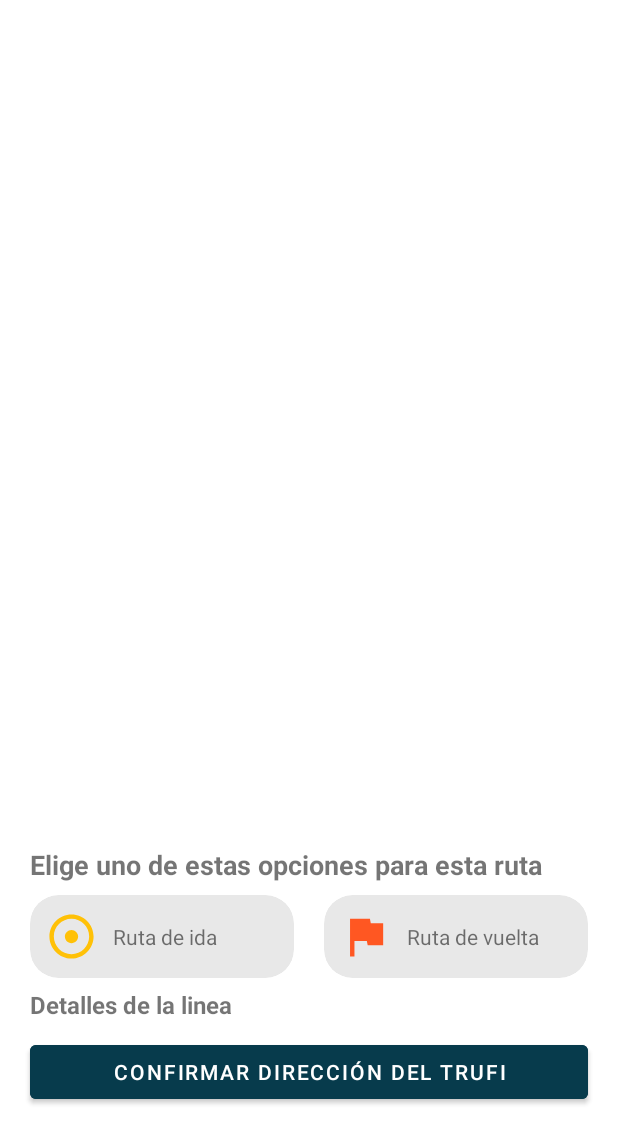
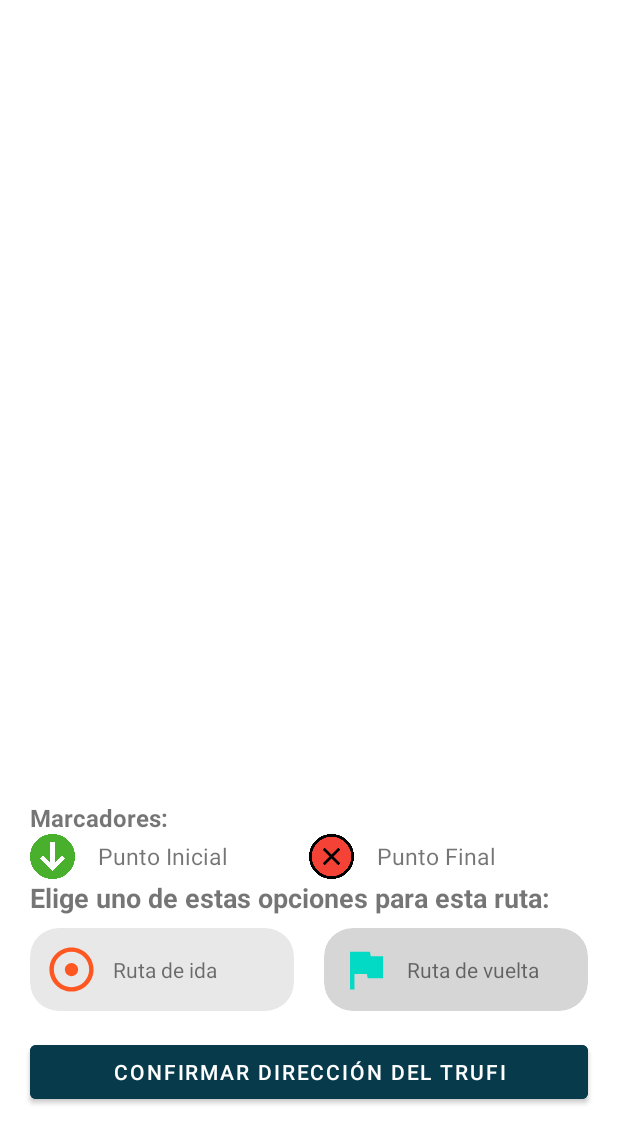
Before and after one commit to alfredoT7/RutaXpress-FE, an Android app: the ViewRoutesActivity screen opened directly, with no data from a screen before it, after a tap on "Ruta de vuelta", on a phone screen of 412 x 824 dp, the part 113-1236 px from its top. Run offline under Robolectric (Android 15) with nearby library versions, the phone set to English and light mode, and no system bars; 1 other tap on this screen came first.

Commit message:
feat-Se termino la interfaz para ver la opcion de seleccionar una de las rutas del trufi

```diff
--- a/app/src/main/java/com/softcraft/rutaxpressapp/LoginActivity.kt
+++ b/app/src/main/java/com/softcraft/rutaxpressapp/LoginActivity.kt
@@ -36,17 +36,16 @@ class LoginActivity : AppCompatActivity() {
 
     private fun initListeners() {
         btnLogin.setOnClickListener {
-            //para entrar directo sin meter credenciales manosss
-            val intent = Intent(this, InitialMapActivity::class.java)
-            startActivity(intent)
-//            val email = etUsername.text.toString()
-//            val password = etPassword.text.toString()
-//
-//            if (email.isNotEmpty() && password.isNotEmpty()) {
-//                loginUserWithFirebase(email, password)
-//            } else {
-//                Toast.makeText(this, "Por favor ingrese todos los campos", Toast.LENGTH_SHORT).show()
-//            }
+            //val intent = Intent(this, InitialMapActivity::class.java)
+            //startActivity(intent)
+            val email = etUsername.text.toString()
+            val password = etPassword.text.toString()
+
+            if (email.isNotEmpty() && password.isNotEmpty()) {
+                loginUserWithFirebase(email, password)
+            } else {
+                Toast.makeText(this, "Por favor ingrese todos los campos", Toast.LENGTH_SHORT).show()
+            }
         }
     }
 
--- a/app/src/main/java/com/softcraft/rutaxpressapp/ViewRoutesActivity.kt
+++ b/app/src/main/java/com/softcraft/rutaxpressapp/ViewRoutesActivity.kt
@@ -86,7 +86,7 @@ class ViewRoutesActivity : AppCompatActivity(), OnMapReadyCallback {
             } else {
                 endRoutePolyline?.remove()
                 endRoutePolyline = polyline
-                polyline.color = ContextCompat.getColor(this, R.color.btnColor)
+                polyline.color = ContextCompat.getColor(this, R.color.teal_200)
                 polyline.startCap = CustomCap(BitmapDescriptorFactory.fromBitmap(resizeBitmap(R.drawable.ini, 75, 75)))
                 polyline.endCap = CustomCap(BitmapDescriptorFactory.fromBitmap(resizeBitmap(R.drawable.end, 75, 75)))
             }
@@ -113,14 +113,13 @@ class ViewRoutesActivity : AppCompatActivity(), OnMapReadyCallback {
         val mapFragment = supportFragmentManager.findFragmentById(R.id.mapViewRoutes) as SupportMapFragment
         mapFragment.getMapAsync(this)
     }
-
-
     private fun initComponents() {
         cvStartRoute = findViewById(R.id.cvStartRoute)
         cvEndRoute = findViewById(R.id.cvEndRoute)
     }
     private fun initListeners() {
         cvStartRoute.setOnClickListener {
+            changeCardBackgroundColor(cvStartRoute, cvEndRoute)
             endRoutePolyline?.remove()
             if (startRouteResponse != null) {
                 drawBackendRoute(startRouteResponse!!, 1)
@@ -129,6 +128,7 @@ class ViewRoutesActivity : AppCompatActivity(), OnMapReadyCallback {
             }
         }
         cvEndRoute.setOnClickListener {
+            changeCardBackgroundColor(cvStartRoute, cvEndRoute)
             startRoutePolyline?.remove()
             if (endRouteResponse != null) {
                 drawBackendRoute(endRouteResponse!!, 2)
@@ -138,9 +138,25 @@ class ViewRoutesActivity : AppCompatActivity(), OnMapReadyCallback {
         }
     }
 
+    private fun changeCardBackgroundColor(cvStartRoute: CardView, cvEndRoute: CardView) {
+        if (cvStartRoute.isSelected) {
+            cvStartRoute.setCardBackgroundColor(ContextCompat.getColor(this, R.color.cv_bg_color))
+            cvEndRoute.setCardBackgroundColor(ContextCompat.getColor(this, R.color.cv_bg_color_selected))
+            cvStartRoute.isSelected = false
+            cvEndRoute.isSelected = true
+        } else {
+            cvStartRoute.setCardBackgroundColor(ContextCompat.getColor(this, R.color.cv_bg_color_selected))
+            cvEndRoute.setCardBackgroundColor(ContextCompat.getColor(this, R.color.cv_bg_color))
+            cvStartRoute.isSelected = true
+            cvEndRoute.isSelected = false
+        }
+    }
+
     override fun onMapReady(googleMap: GoogleMap) {
         map = googleMap
         val cocha = LatLng(-17.39509587774758, -66.16185635257042)
         map.animateCamera(CameraUpdateFactory.newLatLngZoom(cocha, 8f),300,null)
     }
+
+
 }
--- a/app/src/main/res/layout/activity_view_routes.xml
+++ b/app/src/main/res/layout/activity_view_routes.xml
@@ -35,6 +35,73 @@
         android:layout_weight="1"
         android:layout_marginBottom="10dp"
         />
+
+    <TextView
+        android:layout_width="wrap_content"
+        android:layout_height="wrap_content"
+        android:layout_marginHorizontal="20dp"
+        android:layout_marginTop="10dp"
+        android:text="@string/markers"
+        android:textSize="16sp"
+        android:layout_marginVertical="0dp"
+        android:textStyle="bold" />
+
+
+    <LinearLayout
+        android:layout_width="match_parent"
+        android:layout_height="wrap_content"
+        android:orientation="horizontal"
+        android:layout_marginHorizontal="20dp"
+        >
+        <LinearLayout
+            android:layout_width="0dp"
+            android:layout_weight="1"
+            android:layout_height="match_parent"
+            android:orientation="horizontal"
+            >
+            <ImageView
+                android:layout_width="30dp"
+                android:layout_height="30dp"
+                android:src="@drawable/ini"
+                android:layout_marginRight="15dp"
+                />
+            <TextView
+                android:layout_width="match_parent"
+                android:layout_height="wrap_content"
+                android:text="Punto Inicial"
+                android:layout_gravity="center"
+                android:textSize="15sp"
+                >
+            </TextView>
+        </LinearLayout>
+        <LinearLayout
+            android:layout_width="0dp"
+            android:layout_weight="1"
+            android:layout_height="match_parent"
+            android:orientation="horizontal"
+            >
+            <ImageView
+                android:layout_width="30dp"
+                android:layout_height="30dp"
+                android:src="@drawable/end"
+                android:layout_marginRight="15dp"
+                />
+            <TextView
+                android:layout_width="match_parent"
+                android:layout_height="wrap_content"
+                android:text="Punto Final"
+                android:layout_gravity="center"
+                android:textSize="15sp"
+                >
+            </TextView>
+        </LinearLayout>
+    </LinearLayout>
+
+
+
+
+
+
     <TextView
         android:layout_width="wrap_content"
         android:layout_height="wrap_content"
@@ -49,6 +116,7 @@
         android:layout_height="62dp"
         android:layout_marginHorizontal="20dp"
         android:layout_marginTop="8dp"
+        android:layout_marginBottom="0dp"
         android:orientation="horizontal">
 
         <androidx.cardview.widget.CardView
@@ -72,7 +140,7 @@
                     android:layout_height="35dp"
                     android:layout_margin="10dp"
                     android:src="@drawable/ic_route_start"
-                    app:tint="@color/favorite_yellow"
+                    app:tint="@color/app_orange"
                     >
                 </ImageView>
                 <TextView
@@ -104,7 +172,7 @@
                     android:layout_height="35dp"
                     android:layout_margin="10dp"
                     android:src="@drawable/ic_route_end"
-                    app:tint="@color/app_orange"
+                    app:tint="@color/teal_200"
                     >
                 </ImageView>
 
@@ -117,6 +185,7 @@
             </LinearLayout>
         </androidx.cardview.widget.CardView>
     </LinearLayout>
+    <!--
     <TextView
         android:layout_width="wrap_content"
         android:layout_height="wrap_content"
@@ -126,7 +195,7 @@
         android:textSize="16sp"
         android:layout_marginVertical="0dp"
         android:textStyle="bold" />
-
+    -->
     <Button
         android:layout_width="match_parent"
         android:layout_height="wrap_content"
--- a/app/src/main/res/values/colors.xml
+++ b/app/src/main/res/values/colors.xml
@@ -12,4 +12,5 @@
     <color name="app_orange">#FF5722</color>
     <color name="cv_bg_color">#E8E8E8</color>
     <color name="favorite_yellow">#FFC107</color>
+    <color name="cv_bg_color_selected">#D6D6D6</color>
 </resources>
--- a/app/src/main/res/values/strings.xml
+++ b/app/src/main/res/values/strings.xml
@@ -24,10 +24,11 @@
     <string name="search_btn_text_filter_routes">Busca una linea</string>
     <string name="all_lineas">Todas las lineas</string>
     <string name="choose_direction">Elige la dirección de tu transporte</string>
-    <string name="choose_one_option">Elige uno de estas opciones para esta ruta</string>
+    <string name="choose_one_option">Elige uno de estas opciones para esta ruta:</string>
     <string name="confirm_direction_trufi">Confirmar dirección del trufi</string>
     <string name="route_start">Ruta de ida</string>
     <string name="route_end">Ruta de vuelta</string>
     <string name="options_to_find_the_route">Opciones para encontrar tu ruta:</string>
     <string name="line_detail">Detalles de la linea</string>
+    <string name="markers">Marcadores:</string>
 </resources>
```
Also changed, not shown: app/src/main/res/drawable/inicio.png (deleted).
